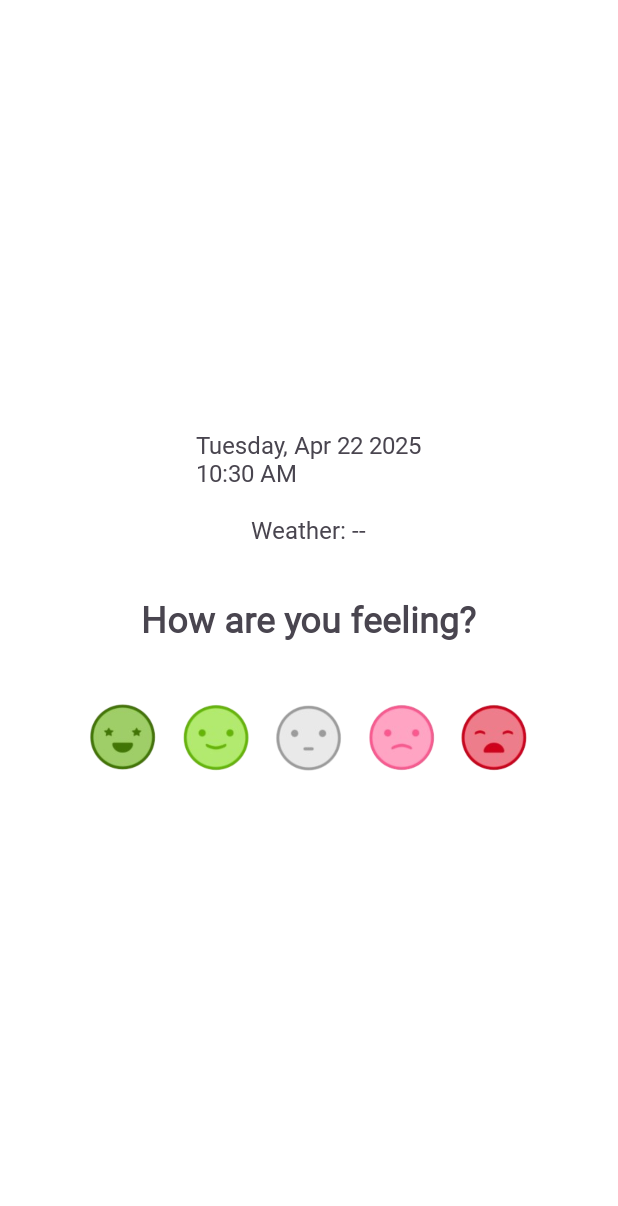
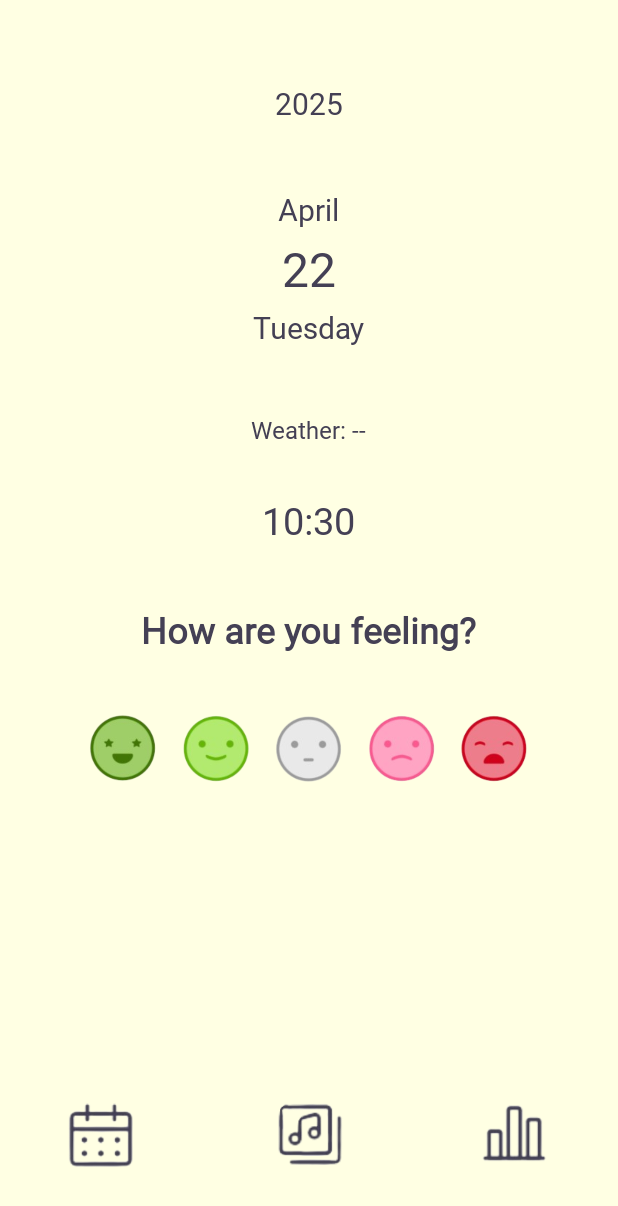
Before and after one commit to icantfindmyhair/moody-blues, an Android app: the screen it shows after launch (MainActivity), on a phone screen of 412 x 824 dp. Shown: the top 1206 px of the screen. Run offline under Robolectric (Android 15) with nearby library versions, the phone set to English and light mode, and no system bars.

Commit message:
home screen layout - all buttons done

```diff
--- a/app/src/main/java/my/edu/utar/assignment2/MainActivity.java
+++ b/app/src/main/java/my/edu/utar/assignment2/MainActivity.java
@@ -4,23 +4,42 @@ import android.os.Bundle;
 import android.widget.TextView;
 import androidx.appcompat.app.AppCompatActivity;
 
-import java.text.SimpleDateFormat;
-import java.util.Date;
-import java.util.Locale;
+import java.util.Calendar;
 
 public class MainActivity extends AppCompatActivity {
-
-    private TextView dateTimeText;
-
     @Override
     protected void onCreate(Bundle savedInstanceState) {
         super.onCreate(savedInstanceState);
         setContentView(R.layout.activity_main);
 
-        dateTimeText = findViewById(R.id.dateTimeText);
+        TextView dayText = findViewById(R.id.dayText);
+        TextView dateText = findViewById(R.id.dateText);
+        TextView timeText = findViewById(R.id.timeText);
+        TextView yearText = findViewById(R.id.yearText);
+        TextView monthText = findViewById(R.id.monthText);
 
-        // Set current date and time
-        String currentDateTime = new SimpleDateFormat("EEEE, MMM d yyyy\nhh:mm a", Locale.getDefault()).format(new Date());
-        dateTimeText.setText(currentDateTime);
+        Calendar calendar = Calendar.getInstance();
+
+        int day = calendar.get(Calendar.DAY_OF_MONTH);
+        int month = calendar.get(Calendar.MONTH);
+        int year = calendar.get(Calendar.YEAR);
+        int hour = calendar.get(Calendar.HOUR_OF_DAY);
+        int minute = calendar.get(Calendar.MINUTE);
+        int dayOfWeek = calendar.get(Calendar.DAY_OF_WEEK);
+
+        String[] dayNames = {"Sunday", "Monday", "Tuesday", "Wednesday", "Thursday",
+                "Friday", "Saturday"};
+        String[] monthNames = {"January", "February", "March", "April", "May", "June", "July", "August",
+                "September", "October","November","December"};
+        String formattedDay = dayNames[dayOfWeek - 1];
+        String formattedMonth = monthNames[month];
+        String formattedTime = String.format("%02d:%02d", hour, minute);
+
+        yearText.setText(String.valueOf(year));
+        monthText.setText(formattedMonth);
+        dayText.setText(formattedDay);
+        timeText.setText(formattedTime);
+        dateText.setText(String.valueOf(day));
     }
+
 }
--- a/app/src/main/res/layout/activity_main.xml
+++ b/app/src/main/res/layout/activity_main.xml
@@ -8,14 +8,53 @@
     android:layout_height="match_parent"
     android:background="@android:color/white">
 
+    <Space
+        android:layout_width="match_parent"
+        android:layout_height="0dp"
+        android:layout_weight="0.25" />
+
     <!-- Time and Date -->
     <TextView
-        android:id="@+id/dateTimeText"
-        android:text="Loading..."
-        android:layout_marginBottom="16dp"
-        android:textSize="16sp"
+        android:id="@+id/yearText"
+        android:text="Year"
+        android:textSize="20sp"
+        android:layout_marginBottom="4dp"
         android:layout_width="wrap_content"
         android:layout_height="wrap_content"/>
+
+    <Space
+        android:layout_width="match_parent"
+        android:layout_height="0dp"
+        android:layout_weight="0.25" />
+
+    <TextView
+        android:id="@+id/monthText"
+        android:text="Month"
+        android:textSize="20sp"
+        android:layout_marginBottom="4dp"
+        android:layout_width="wrap_content"
+        android:layout_height="wrap_content"/>
+
+    <TextView
+        android:id="@+id/dateText"
+        android:text="Date"
+        android:textSize="32sp"
+        android:layout_marginBottom="4dp"
+        android:layout_width="wrap_content"
+        android:layout_height="wrap_content"/>
+
+    <TextView
+        android:id="@+id/dayText"
+        android:text="Day"
+        android:textSize="20sp"
+        android:layout_marginBottom="4dp"
+        android:layout_width="wrap_content"
+        android:layout_height="wrap_content"/>
+
+    <Space
+        android:layout_width="match_parent"
+        android:layout_height="0dp"
+        android:layout_weight="0.25" />
 
     <!-- Weather -->
     <TextView
@@ -25,6 +64,18 @@
         android:layout_marginBottom="32dp"
         android:layout_width="wrap_content"
         android:layout_height="wrap_content"/>
+
+    <TextView
+        android:id="@+id/timeText"
+        android:text="Time"
+        android:textSize="25sp"
+        android:layout_width="wrap_content"
+        android:layout_height="wrap_content"/>
+
+    <Space
+        android:layout_width="match_parent"
+        android:layout_height="0dp"
+        android:layout_weight="0.25" />
 
     <!-- Title -->
     <TextView
@@ -36,54 +87,6 @@
         android:layout_width="wrap_content"
         android:layout_height="wrap_content"/>
 
-    <!-- Mood Buttons (Use emojis for now) -->
-<!--    <LinearLayout-->
-<!--        android:orientation="horizontal"-->
-<!--        android:gravity="center"-->
-<!--        android:layout_width="wrap_content"-->
-<!--        android:layout_height="wrap_content">-->
-
-<!--        <Button-->
-<!--            android:id="@+id/mood1"-->
-<!--            style="?android:attr/buttonBarButtonStyle"-->
-<!--            android:layout_width="100px"-->
-<!--            android:layout_height="100px"-->
-<!--            android:background="#E91E63"-->
-<!--            android:text="😊" />-->
-
-<!--        <Button-->
-<!--            android:id="@+id/mood2"-->
-<!--            style="?android:attr/buttonBarButtonStyle"-->
-<!--            android:layout_width="100px"-->
-<!--            android:layout_height="100px"-->
-<!--            android:background="#E91E63"-->
-<!--            android:text="😐" />-->
-
-<!--        <Button-->
-<!--            android:id="@+id/mood3"-->
-<!--            style="?android:attr/buttonBarButtonStyle"-->
-<!--            android:layout_width="100px"-->
-<!--            android:layout_height="100px"-->
-<!--            android:background="#F44336"-->
-<!--            android:text="😢" />-->
-
-<!--        <Button-->
-<!--            android:id="@+id/mood4"-->
-<!--            style="?android:attr/buttonBarButtonStyle"-->
-<!--            android:layout_width="100px"-->
-<!--            android:layout_height="100px"-->
-<!--            android:background="#009688"-->
-<!--            android:text="😠" />-->
-
-<!--        <Button-->
-<!--            android:id="@+id/mood5"-->
-<!--            style="?android:attr/buttonBarButtonStyle"-->
-<!--            android:layout_width="100px"-->
-<!--            android:layout_height="100px"-->
-<!--            android:background="#009688"-->
-<!--            android:text="🤩" />-->
-
-<!--    </LinearLayout>-->
     <LinearLayout
         android:id="@+id/moodButtons"
         android:layout_width="match_parent"
@@ -143,4 +146,59 @@
             android:padding="8dp"/>
     </LinearLayout>
 
+    <Space
+        android:layout_width="match_parent"
+        android:layout_height="0dp"
+        android:layout_weight="1" />
+
+    <LinearLayout
+        android:id="@+id/pageButtons"
+        android:layout_width="match_parent"
+        android:layout_height="wrap_content"
+        android:orientation="horizontal"
+        android:gravity="center"
+        android:padding="16dp">
+
+
+        <ImageButton
+            android:id="@+id/btnCalendar"
+            android:layout_width="72dp"
+            android:layout_height="72dp"
+            android:src="@drawable/calender_icon"
+            android:contentDescription="Meh"
+            android:background="@android:color/transparent"
+            android:scaleType="fitCenter"
+            android:padding="8dp"/>
+
+        <Space
+            android:layout_width="match_parent"
+            android:layout_height="0dp"
+            android:layout_weight="1" />
+
+        <ImageButton
+            android:id="@+id/btnMusic"
+            android:layout_width="72dp"
+            android:layout_height="72dp"
+            android:src="@drawable/music_icon"
+            android:contentDescription="Sad"
+            android:background="@android:color/transparent"
+            android:scaleType="fitCenter"
+            android:padding="8dp"/>
+
+        <Space
+            android:layout_width="match_parent"
+            android:layout_height="0dp"
+            android:layout_weight="1" />
+
+        <ImageButton
+            android:id="@+id/btnGraph"
+            android:layout_width="72dp"
+            android:layout_height="72dp"
+            android:src="@drawable/graph_icon"
+            android:contentDescription="Upset"
+            android:background="@android:color/transparent"
+            android:scaleType="fitCenter"
+            android:padding="8dp"/>
+    </LinearLayout>
+
 </LinearLayout>
--- a/app/src/main/res/values-night/themes.xml
+++ b/app/src/main/res/values-night/themes.xml
@@ -3,6 +3,7 @@
     <style name="Base.Theme.Assignment2" parent="Theme.Material3.DayNight.NoActionBar">
         <!-- Customize your dark theme here. -->
         <item name="android:fontFamily">@font/jua</item>
-        <!-- <item name="colorPrimary">@color/my_dark_primary</item> -->
+        <item name="android:windowBackground">@color/background_color</item>
+         <item name="colorPrimary">@color/background_color</item>
     </style>
 </resources>
--- a/app/src/main/res/values/colors.xml
+++ b/app/src/main/res/values/colors.xml
@@ -2,4 +2,6 @@
 <resources>
     <color name="black">#FF000000</color>
     <color name="white">#FFFFFFFF</color>
+    <color name="background_color">#FFFFE3</color>
+    <color name="text_color">#444054</color>
 </resources>
--- a/app/src/main/res/values/themes.xml
+++ b/app/src/main/res/values/themes.xml
@@ -3,7 +3,9 @@
     <style name="Base.Theme.Assignment2" parent="Theme.Material3.DayNight.NoActionBar">
         <!-- Customize your light theme here. -->
         <item name="android:fontFamily">@font/jua</item>
-        <!-- <item name="colorPrimary">@color/my_light_primary</item> -->
+        <item name="android:backgroundTint">@color/background_color</item>
+        <item name="android:textColor">@color/text_color</item>
+         <item name="colorPrimary">@color/background_color</item>
     </style>
 
     <style name="Theme.Assignment2" parent="Base.Theme.Assignment2" />
```
Also changed, not shown: app/src/main/res/drawable/calender_icon.png (added), app/src/main/res/drawable/graph_icon.png (added), app/src/main/res/drawable/music_icon.png (added).
